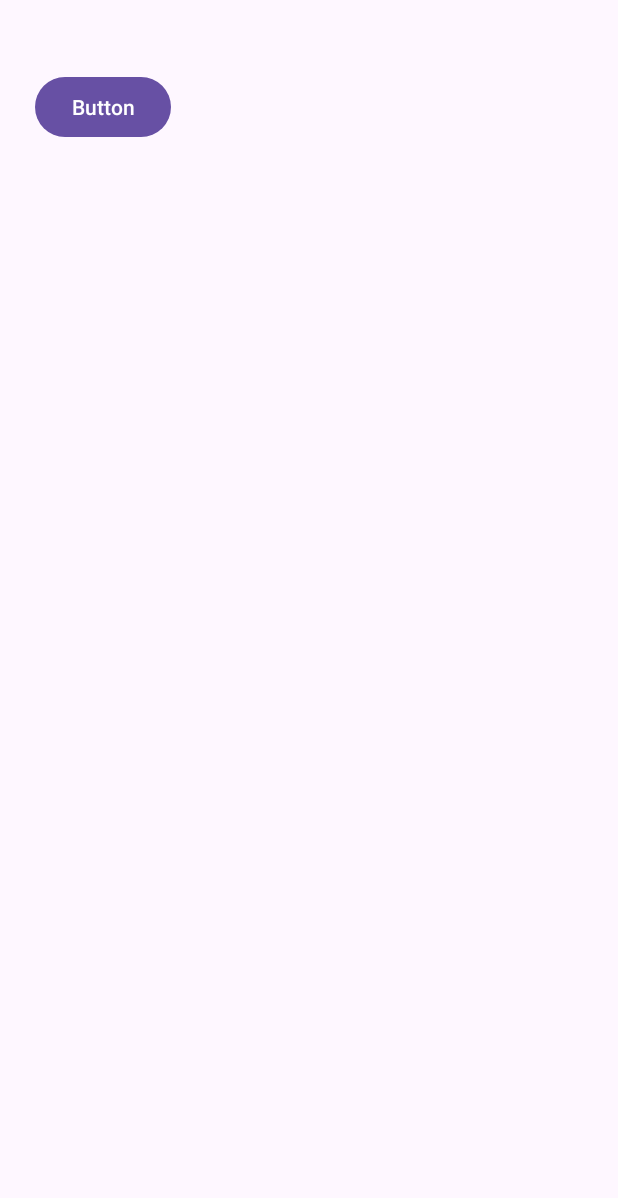
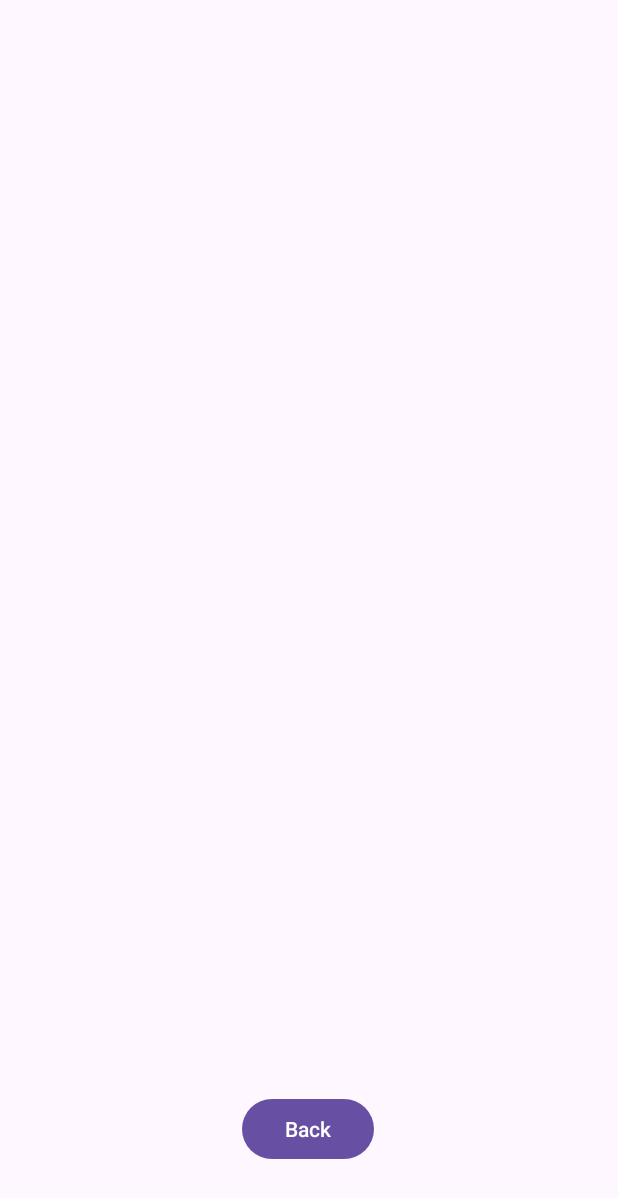
Before and after one commit to ElijahManalili/BOK-Up, an Android app: the Progress screen opened directly, with no data from a screen before it, on a phone screen of 412 x 824 dp. Shown: the top 1198 px of the screen. Run offline under Robolectric (Android 15) with nearby library versions, the phone set to English and light mode, and no system bars.

Commit message:
pookiewookiemookie black ass nigger

```diff
--- a/app/src/main/res/layout/activity_progress.xml
+++ b/app/src/main/res/layout/activity_progress.xml
@@ -10,9 +10,21 @@
         android:id="@+id/back"
         android:layout_width="wrap_content"
         android:layout_height="wrap_content"
-        android:layout_marginStart="23dp"
-        android:layout_marginTop="47dp"
-        android:text="Button"
+        android:text="Back"
+        app:layout_constraintBottom_toBottomOf="parent"
+        app:layout_constraintEnd_toEndOf="parent"
+        app:layout_constraintHorizontal_bias="0.498"
         app:layout_constraintStart_toStartOf="parent"
-        app:layout_constraintTop_toTopOf="parent" />
+        app:layout_constraintTop_toTopOf="parent"
+        app:layout_constraintVertical_bias="0.939" />
+
+    <androidx.recyclerview.widget.RecyclerView
+        android:layout_width="409dp"
+        android:layout_height="604dp"
+        app:layout_constraintBottom_toBottomOf="parent"
+        app:layout_constraintEnd_toEndOf="parent"
+        app:layout_constraintHorizontal_bias="1.0"
+        app:layout_constraintStart_toStartOf="parent"
+        app:layout_constraintTop_toTopOf="parent"
+        app:layout_constraintVertical_bias="0.0" />
 </androidx.constraintlayout.widget.ConstraintLayout>
```
